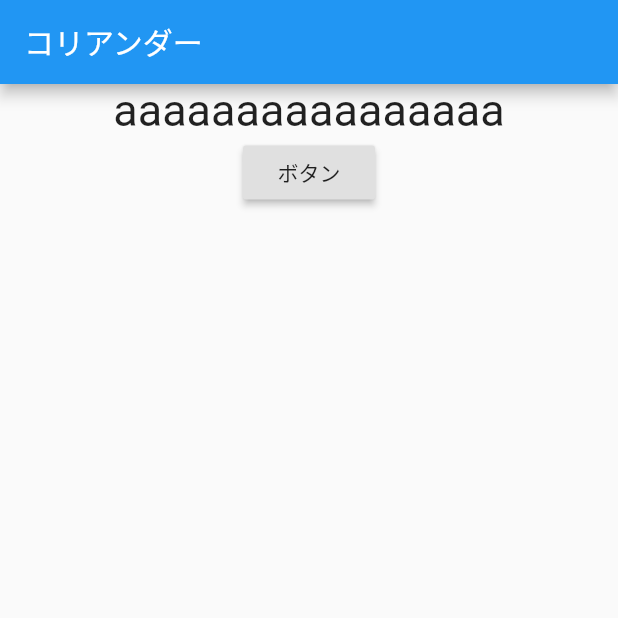
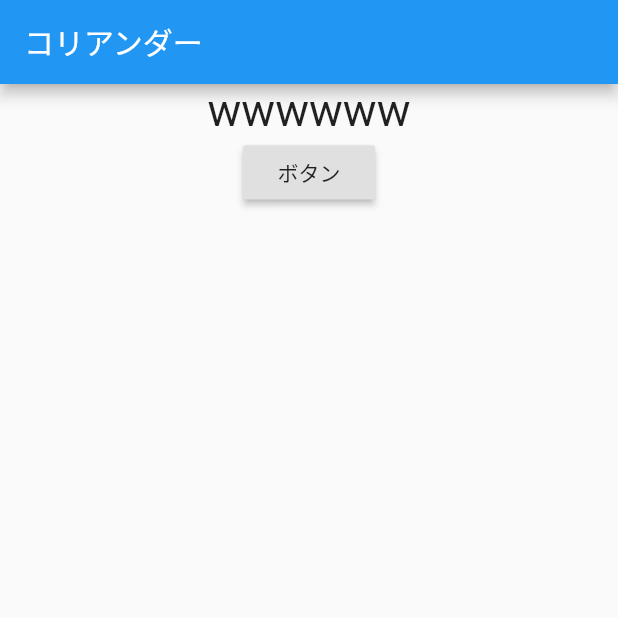
Before and after one commit to light-ai/flutter_practice, a Flutter app: the screen it shows after launch, on a phone screen of 412 x 824 dp, the top half of it. Run offline on Flutter 3.47's test engine with Material 2 defaults, Android fonts, the phone set to English and light mode, and no system bars.

```diff
--- a/lib/main.dart
+++ b/lib/main.dart
@@ -1,4 +1,6 @@
 import 'package:flutter/material.dart';
+import 'package:flutter_youtubepractice/main_model.dart';
+import 'package:provider/provider.dart';
 
 void main() {
   runApp(MyApp());
@@ -10,15 +12,19 @@ class MyApp extends StatelessWidget {
   Widget build(BuildContext context) {
     return MaterialApp(
       title: 'Flutter Demo',
-      home: Scaffold(
+      home: ChangeNotifierProvider<MainModel>(
+        create: (_) => MainModel(),
+        child: Scaffold(
           appBar: AppBar(
             title: Text("コリアンダー"),
           ),
-        body: Center(
+          body: Consumer<MainModel>(
+              builder: (context, model, child) {
+                return Center(
                   child: Column(
                     children: [
                       Text(
-                "aaaaaaaaaaaaaaaa",
+                        model.lightText,
                         style: TextStyle(
                           fontSize: 30,
                         ),
@@ -27,9 +33,13 @@ class MyApp extends StatelessWidget {
                         child: Text("ボタン"),
                         onPressed: (){
                           //ここで何か
-                  }
+                          model.changeLightText();
+                        },
                       ),
                     ],
+                  ),
+                );
+              }
           ),
         ),
       ),
```
Lines whose indentation alone changed are shown as unchanged.
